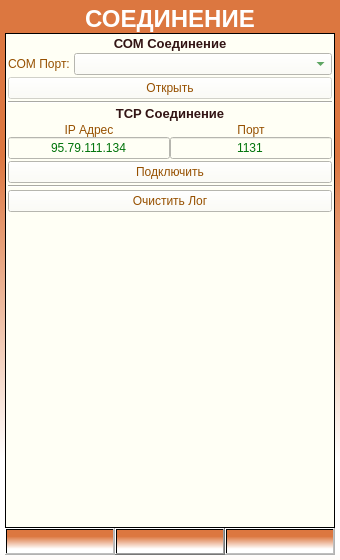
This is ANDROID_FORMS/connections_form.ui in DavidSiegman/PLC_RF_Configurator as Qt 5 draws it before an edit. The edited form follows.
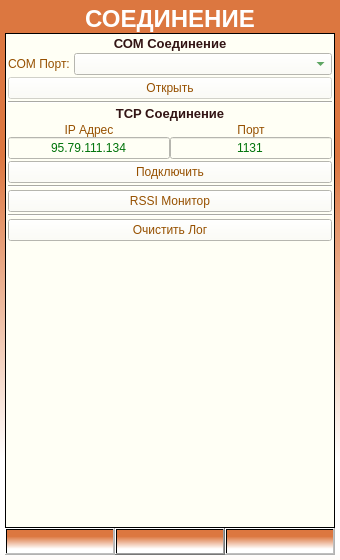
This is the edited form. Icons and pictures are not drawn.

Diff of the .ui file:
```diff
--- a/ANDROID_FORMS/connections_form.ui
+++ b/ANDROID_FORMS/connections_form.ui
@@ -21,10 +21,7 @@
   <property name="styleSheet">
    <string notr="true">background-color: qlineargradient(spread:reflect, x1:1, y1:0.1, x2:1, y2:0.9,stop:0.223242 rgba(220, 119, 64, 255), stop:0.902141 rgba(255, 255, 255, 255));</string>
   </property>
-  <layout class="QVBoxLayout" name="verticalLayout_2">
-   <property name="spacing">
-    <number>0</number>
-   </property>
+  <layout class="QGridLayout" name="gridLayout_3">
    <property name="leftMargin">
     <number>5</number>
    </property>
@@ -37,7 +34,10 @@
    <property name="bottomMargin">
     <number>5</number>
    </property>
-   <item>
+   <property name="spacing">
+    <number>0</number>
+   </property>
+   <item row="0" column="0">
     <layout class="QHBoxLayout" name="horizontalLayout_2">
      <property name="spacing">
       <number>0</number>
@@ -78,7 +78,7 @@
      </item>
     </layout>
    </item>
-   <item>
+   <item row="1" column="0">
     <widget class="QScrollArea" name="scrollArea">
      <property name="horizontalScrollBarPolicy">
       <enum>Qt::ScrollBarAlwaysOff</enum>
@@ -95,7 +95,7 @@
         <x>0</x>
         <y>0</y>
         <width>328</width>
-        <height>475</height>
+        <height>476</height>
        </rect>
       </property>
       <property name="styleSheet">
@@ -123,6 +123,49 @@
          <property name="spacing">
           <number>2</number>
          </property>
+         <item row="8" column="0">
+          <widget class="QPushButton" name="RSSIMonitor">
+           <property name="enabled">
+            <bool>true</bool>
+           </property>
+           <property name="sizePolicy">
+            <sizepolicy hsizetype="Expanding" vsizetype="Minimum">
+             <horstretch>0</horstretch>
+             <verstretch>0</verstretch>
+            </sizepolicy>
+           </property>
+           <property name="minimumSize">
+            <size>
+             <width>0</width>
+             <height>0</height>
+            </size>
+           </property>
+           <property name="maximumSize">
+            <size>
+             <width>16777215</width>
+             <height>16777215</height>
+            </size>
+           </property>
+           <property name="font">
+            <font>
+             <family>Microsoft YaHei UI</family>
+            </font>
+           </property>
+           <property name="text">
+            <string>RSSI Монитор</string>
+           </property>
+           <property name="tabletTracking" stdset="0">
+            <bool>true</bool>
+           </property>
+          </widget>
+         </item>
+         <item row="7" column="0">
+          <widget class="Line" name="line">
+           <property name="orientation">
+            <enum>Qt::Horizontal</enum>
+           </property>
+          </widget>
+         </item>
          <item row="0" column="0">
           <widget class="QLabel" name="label_2">
            <property name="sizePolicy">
@@ -184,15 +227,15 @@
              <family>Microsoft YaHei UI</family>
             </font>
            </property>
-           <property name="tabletTracking">
-            <bool>true</bool>
-           </property>
            <property name="styleSheet">
             <string notr="true"/>
            </property>
            <property name="text">
             <string>Открыть</string>
            </property>
+           <property name="tabletTracking" stdset="0">
+            <bool>true</bool>
+           </property>
           </widget>
          </item>
          <item row="1" column="0">
@@ -250,7 +293,7 @@
            </item>
           </layout>
          </item>
-         <item row="8" column="0">
+         <item row="10" column="0">
           <widget class="QPushButton" name="ClearConsole">
            <property name="sizePolicy">
             <sizepolicy hsizetype="Expanding" vsizetype="Minimum">
@@ -264,12 +307,12 @@
              <height>0</height>
             </size>
            </property>
-           <property name="tabletTracking">
-            <bool>true</bool>
-           </property>
            <property name="text">
             <string>Очистить Лог</string>
            </property>
+           <property name="tabletTracking" stdset="0">
+            <bool>true</bool>
+           </property>
           </widget>
          </item>
          <item row="3" column="0">
@@ -340,12 +383,12 @@
              <family>Microsoft YaHei UI</family>
             </font>
            </property>
-           <property name="tabletTracking">
-            <bool>true</bool>
-           </property>
            <property name="text">
             <string>Подключить</string>
            </property>
+           <property name="tabletTracking" stdset="0">
+            <bool>true</bool>
+           </property>
           </widget>
          </item>
          <item row="5" column="0">
@@ -445,9 +488,6 @@
                <family>Microsoft YaHei UI</family>
               </font>
              </property>
-             <property name="tabletTracking">
-              <bool>true</bool>
-             </property>
              <property name="layoutDirection">
               <enum>Qt::LeftToRight</enum>
              </property>
@@ -460,6 +500,9 @@
              <property name="alignment">
               <set>Qt::AlignCenter</set>
              </property>
+             <property name="tabletTracking" stdset="0">
+              <bool>true</bool>
+             </property>
             </widget>
            </item>
            <item row="1" column="1">
@@ -487,9 +530,6 @@
                <family>Microsoft YaHei UI</family>
               </font>
              </property>
-             <property name="tabletTracking">
-              <bool>true</bool>
-             </property>
              <property name="layoutDirection">
               <enum>Qt::LeftToRight</enum>
              </property>
@@ -502,11 +542,14 @@
              <property name="alignment">
               <set>Qt::AlignCenter</set>
              </property>
+             <property name="tabletTracking" stdset="0">
+              <bool>true</bool>
+             </property>
             </widget>
            </item>
           </layout>
          </item>
-         <item row="9" column="0">
+         <item row="11" column="0">
           <widget class="QPlainTextEdit" name="console">
            <property name="sizePolicy">
             <sizepolicy hsizetype="Expanding" vsizetype="Expanding">
@@ -534,8 +577,8 @@
            </property>
           </widget>
          </item>
-         <item row="7" column="0">
-          <widget class="Line" name="line">
+         <item row="9" column="0">
+          <widget class="Line" name="line_3">
            <property name="orientation">
             <enum>Qt::Horizontal</enum>
            </property>
@@ -547,7 +590,7 @@
      </widget>
     </widget>
    </item>
-   <item>
+   <item row="2" column="0">
     <layout class="QHBoxLayout" name="horizontalLayout">
      <property name="spacing">
       <number>0</number>
```
